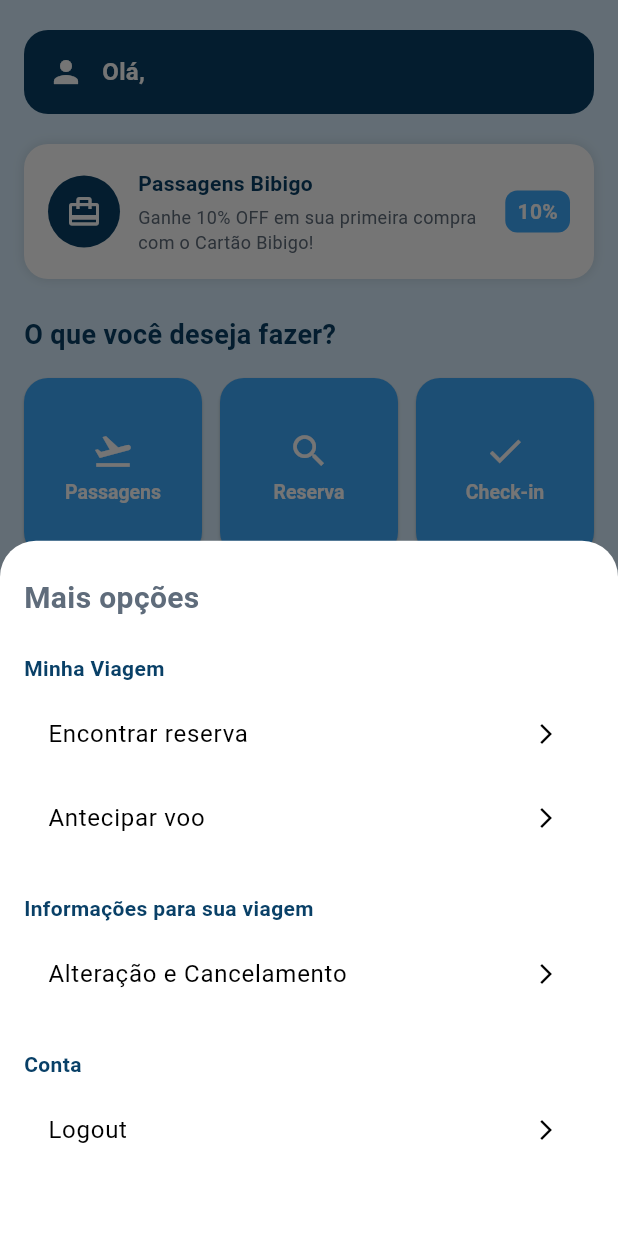
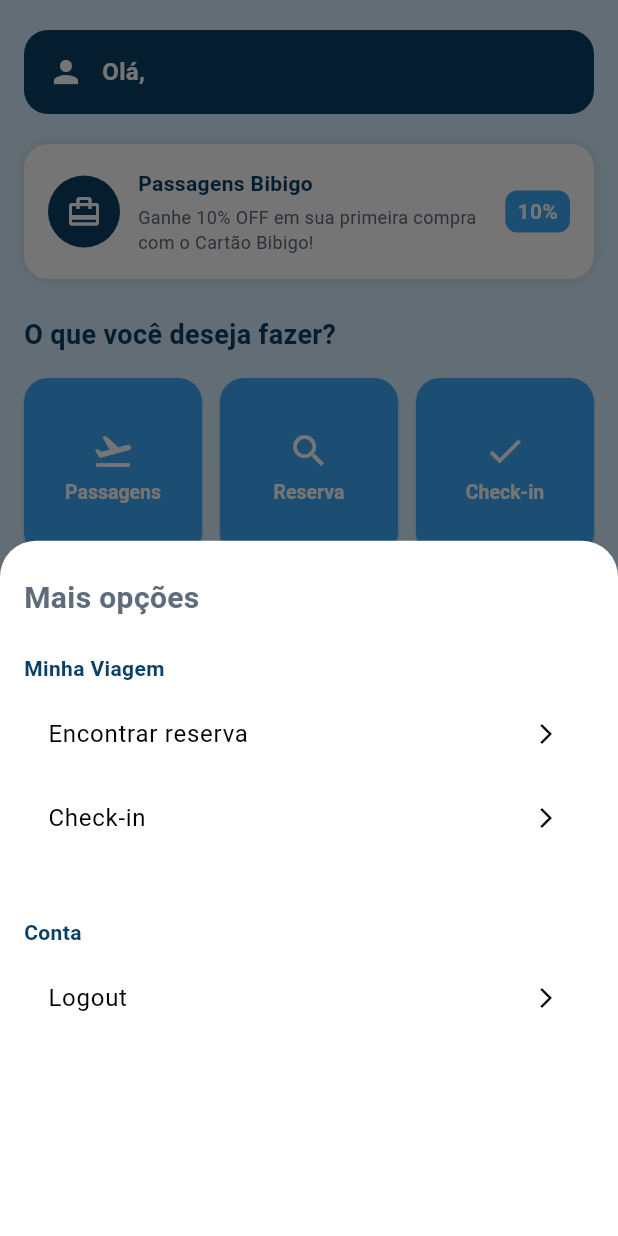
Before and after one commit to GuigohC0D3/appguigoplane, a Flutter app: the HomeScreen screen opened by its route, after a tap on "Mais", on a phone screen of 412 x 824 dp. Run offline on Flutter 3.47's test engine with Material 3 defaults, Android fonts, the phone set to English and light mode, and no system bars; our stand-ins replace cloud_firestore, firebase_auth, firebase_core, firebase_storage, flutter_svg, image_picker and 4 more; accounts and stored records are empty; Roboto replaces fonts that are missing (Montserrat); project files that could hold a hidden picture were left out.

Commit message:
final version 2

```diff
--- a/appbibigoairplane/lib/widgets/open_menu_widget.dart
+++ b/appbibigoairplane/lib/widgets/open_menu_widget.dart
@@ -17,10 +17,8 @@ class OpenMenuWidget extends StatelessWidget {
         const SizedBox(height: 16),
         _buildSectionTitle('Minha Viagem'),
         _buildMenuItem(context, 'Encontrar reserva'),
-        _buildMenuItem(context, 'Antecipar voo'),
+        _buildMenuItem(context, 'Check-in'),
         const SizedBox(height: 16),
-        _buildSectionTitle('Informações para sua viagem'),
-        _buildMenuItem(context, 'Alteração e Cancelamento'),
         const SizedBox(height: 16),
         _buildSectionTitle('Conta'),
         _buildMenuItem(context, 'Logout', isLogout: true),
@@ -61,7 +59,7 @@ class OpenMenuWidget extends StatelessWidget {
           case 'Encontrar reserva':
             navigatorKey.currentState?.pushNamed('/reservation-search');
             break;
-          case 'Antecipar voo':
+          case 'Check-in':
           // rota fictícia, adicione se existir
             navigatorKey.currentState?.pushNamed('/check-in');
             break;
```
